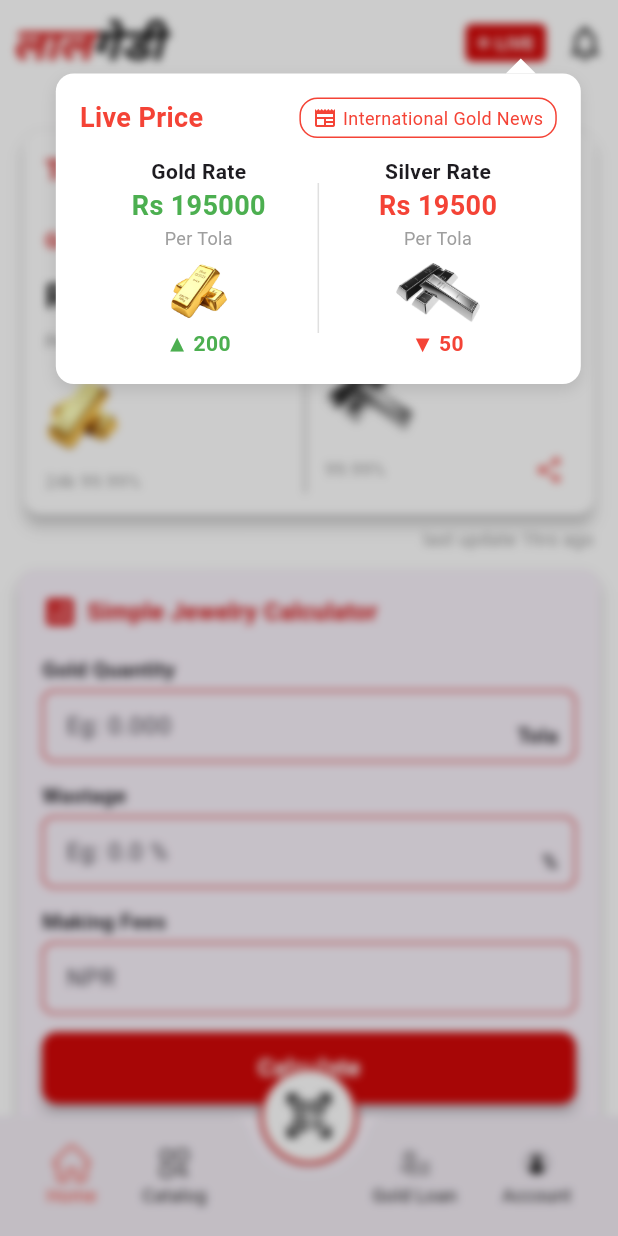
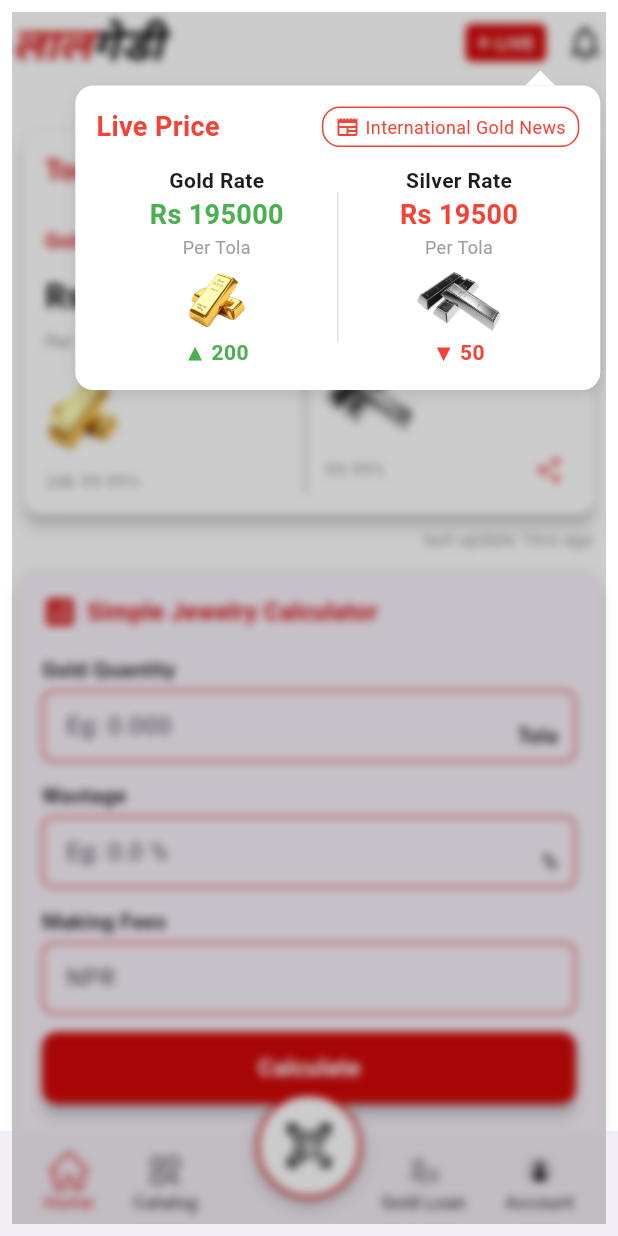
Before and after one commit to Laxmanlc/lalgedi, a Flutter app: the NavigationBarScreen screen opened directly, after a tap on "LIVE", on a phone screen of 412 x 824 dp. Run offline on Flutter 3.47's test engine with Material 3 defaults, Android fonts, the light colour scheme and no system bars.

Commit message:
frontend completed

```diff
--- a/lib/features/home/presentation/widgets/livebuttonontap.dart
+++ b/lib/features/home/presentation/widgets/livebuttonontap.dart
@@ -10,7 +10,9 @@ void showLivePricePopup(BuildContext context, GlobalKey targetKey) {
   final size = renderBox.size;
 
   _overlayEntry = OverlayEntry(
-    builder: (context) => Stack(
+    builder: (context) => Padding(
+      padding: const EdgeInsets.all(8.0),
+      child: Stack(
         children: [
           // Blurred background
           Positioned.fill(
@@ -42,6 +44,7 @@ void showLivePricePopup(BuildContext context, GlobalKey targetKey) {
           ),
         ],
       ),
+    ),
   );
 
   Overlay.of(context).insert(_overlayEntry!);
--- a/lib/features/home/presentation/widgets/liveprice.dart
+++ b/lib/features/home/presentation/widgets/liveprice.dart
@@ -16,7 +16,9 @@ class LivePriceCard extends StatelessWidget {
 
   @override
   Widget build(BuildContext context) {
-    return Material(
+    return Padding(
+      padding: const EdgeInsets.only(left: 5, right: 10),
+      child: Material(
         color: Colors.transparent,
         child: Stack(
           clipBehavior: Clip.none,
@@ -24,7 +26,7 @@ class LivePriceCard extends StatelessWidget {
             // Main container
             Container(
               constraints: const BoxConstraints(maxWidth: 350),
-            padding: const EdgeInsets.all(16),
+              padding: const EdgeInsets.all(14),
               decoration: BoxDecoration(
                 color: Colors.white,
                 borderRadius: BorderRadius.circular(12),
@@ -91,8 +93,8 @@ class LivePriceCard extends StatelessWidget {
                               ),
                             ),
                             const Text("Per Tola",
-                              style:
-                                  TextStyle(color: Colors.grey, fontSize: 12)),
+                                style: TextStyle(
+                                    color: Colors.grey, fontSize: 12)),
                             const SizedBox(height: 8),
                             Image.asset("assets/image/gold.png", height: 40),
                             const SizedBox(height: 4),
@@ -122,15 +124,16 @@ class LivePriceCard extends StatelessWidget {
                               ),
                             ),
                             const Text("Per Tola",
-                              style:
-                                  TextStyle(color: Colors.grey, fontSize: 12)),
+                                style: TextStyle(
+                                    color: Colors.grey, fontSize: 12)),
                             const SizedBox(height: 8),
                             Image.asset("assets/image/silver.png", height: 40),
                             const SizedBox(height: 4),
                             Text(
                               "▼ $silverChange",
                               style: const TextStyle(
-                                color: Colors.red, fontWeight: FontWeight.bold),
+                                  color: Colors.red,
+                                  fontWeight: FontWeight.bold),
                             ),
                           ],
                         ),
@@ -152,6 +155,7 @@ class LivePriceCard extends StatelessWidget {
             ),
           ],
         ),
+      ),
     );
   }
 }
--- a/lib/features/navigationbar/navigationscreen.dart
+++ b/lib/features/navigationbar/navigationscreen.dart
@@ -1,3 +1,5 @@
+// ignore_for_file: library_private_types_in_public_api
+
 import 'package:flutter/material.dart';
 import 'package:lalgedi/core/utils/colors.dart';
 import 'package:lalgedi/features/account/presentation/pages/accountpage.dart';
@@ -9,7 +11,6 @@ class NavigationBarScreen extends StatefulWidget {
   const NavigationBarScreen({super.key});
 
   @override
-  // ignore: library_private_types_in_public_api
   _NavigationBarScreenState createState() => _NavigationBarScreenState();
 }
 
@@ -32,30 +33,16 @@ class _NavigationBarScreenState extends State<NavigationBarScreen> {
   @override
   Widget build(BuildContext context) {
     return Scaffold(
+      resizeToAvoidBottomInset: true, // keyboard pushes only body
       body: _screens[_selectedIndex],
-      floatingActionButton: Container(
-        height: 65,
-        width: 65,
-        decoration: BoxDecoration(
-          shape: BoxShape.circle,
-          color: Colors.white,
-          border: Border.all(color: AppColors.primarycolor, width: 2),
-          boxShadow: const [
-            BoxShadow(
-              color: Colors.black12,
-              blurRadius: 6,
-              offset: Offset(0, 3),
-            ),
-          ],
-        ),
-        child: const Icon(
-          Icons.qr_code_scanner, // you can replace with Image.asset()
-          size: 35,
-          color: Colors.black,
-        ),
-      ),
-      floatingActionButtonLocation: FloatingActionButtonLocation.centerDocked,
-      bottomNavigationBar: BottomAppBar(
+
+      bottomNavigationBar: SizedBox(
+        height: 70, // extra height for half-circle effect
+        child: Stack(
+          clipBehavior: Clip.none,
+          children: [
+            // Bottom Nav Bar
+            BottomAppBar(
               shape: const CircularNotchedRectangle(),
               notchMargin: 8,
               child: SizedBox(
@@ -63,14 +50,52 @@ class _NavigationBarScreenState extends State<NavigationBarScreen> {
                 child: Row(
                   mainAxisAlignment: MainAxisAlignment.spaceAround,
                   children: [
-              // Home
                     _buildNavItem("assets/image/home.png", "Home", 0),
                     _buildNavItem("assets/image/catalog.png", "Catalog", 1),
-              const SizedBox(width: 50), // Space for center button
+                    const SizedBox(width: 70), // gap for QR button
                     _buildNavItem("assets/image/lona.png", "Gold Loan", 2),
                     _buildNavItem("assets/image/account.png", "Account", 3),
                   ],
                 ),
+              ),
+            ),
+
+            // 👇 Positioned QR Button (half inside/outside)
+            Positioned(
+              top: -25, // moves it up so it's half inside the bar
+              left: 0,
+              right: 0,
+              child: Center(
+                child: GestureDetector(
+                  onTap: () {},
+                  child: Container(
+                    height: 70,
+                    width: 70,
+                    decoration: BoxDecoration(
+                      shape: BoxShape.circle,
+                      color: Colors.white,
+                      border: Border.all(
+                        color: AppColors.primarycolor,
+                        width: 2,
+                      ),
+                      boxShadow: const [
+                        BoxShadow(
+                          color: Colors.black26,
+                          blurRadius: 8,
+                          offset: Offset(0, 4),
+                        ),
+                      ],
+                    ),
+                    child: const Icon(
+                      Icons.qr_code_scanner,
+                      size: 35,
+                      color: Colors.black,
+                    ),
+                  ),
+                ),
+              ),
+            ),
+          ],
         ),
       ),
     );
@@ -87,12 +112,12 @@ class _NavigationBarScreenState extends State<NavigationBarScreen> {
             assetPath,
             height: 25,
             width: 25,
-            color: isSelected ? Colors.red : Colors.black, // Change color here
+            color: isSelected ? AppColors.primarycolor : Colors.black,
           ),
           Text(
             label,
             style: TextStyle(
-              color: isSelected ? Colors.red : Colors.black,
+              color: isSelected ? AppColors.primarycolor : Colors.black,
               fontSize: 12,
             ),
           ),
--- a/lib/main.dart
+++ b/lib/main.dart
@@ -1,5 +1,5 @@
 import 'package:flutter/material.dart';
-import 'package:lalgedi/features/navigationbar/navigationscreen.dart';
+import 'package:lalgedi/features/splash/presentation/splash_screen.dart';
 
 void main() {
   runApp(const MyApp());
@@ -18,7 +18,7 @@ class MyApp extends StatelessWidget {
         colorScheme: ColorScheme.fromSeed(seedColor: Colors.deepPurple),
         useMaterial3: true,
       ),
-      home: const NavigationBarScreen(),
+      home: const SplashScreen(),
     );
   }
 }
--- a/pubspec.yaml
+++ b/pubspec.yaml
@@ -36,6 +36,7 @@ dependencies:
   # Use with the CupertinoIcons class for iOS style icons.
   cupertino_icons: ^1.0.6
   intl: ^0.20.2
+  get: ^4.7.2
 
 dev_dependencies:
   flutter_test:
```
Also changed, not shown: lib/features/auth/presentation/login_page.dart (+11 -9 lines), lib/features/auth/presentation/otpscreen.dart (+8 -6 lines), lib/features/auth/presentation/signuppage.dart (+9 -7 lines), lib/features/goldcalculator/page/goldloan_calculator.dart (+53 -20 lines), lib/features/onboarding/onboarding.dart (+3 -6 lines), pubspec.lock, 2 other files. Lines whose indentation alone changed are shown as unchanged.
